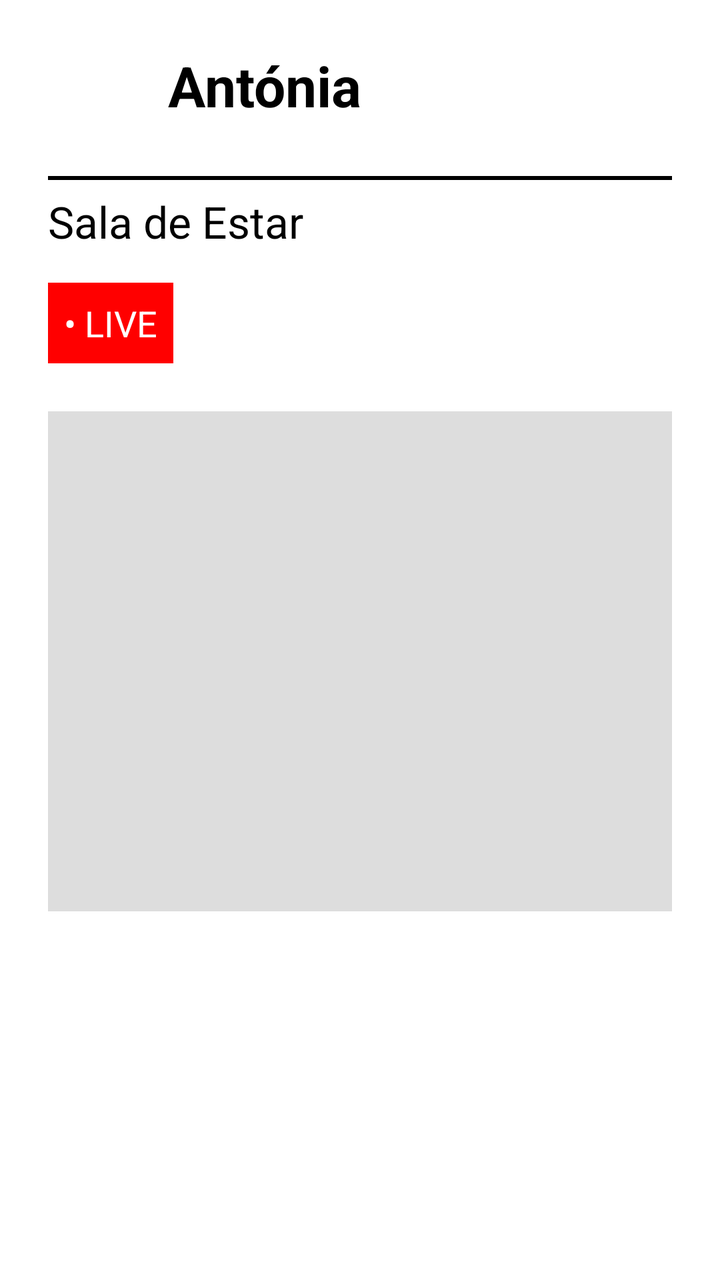
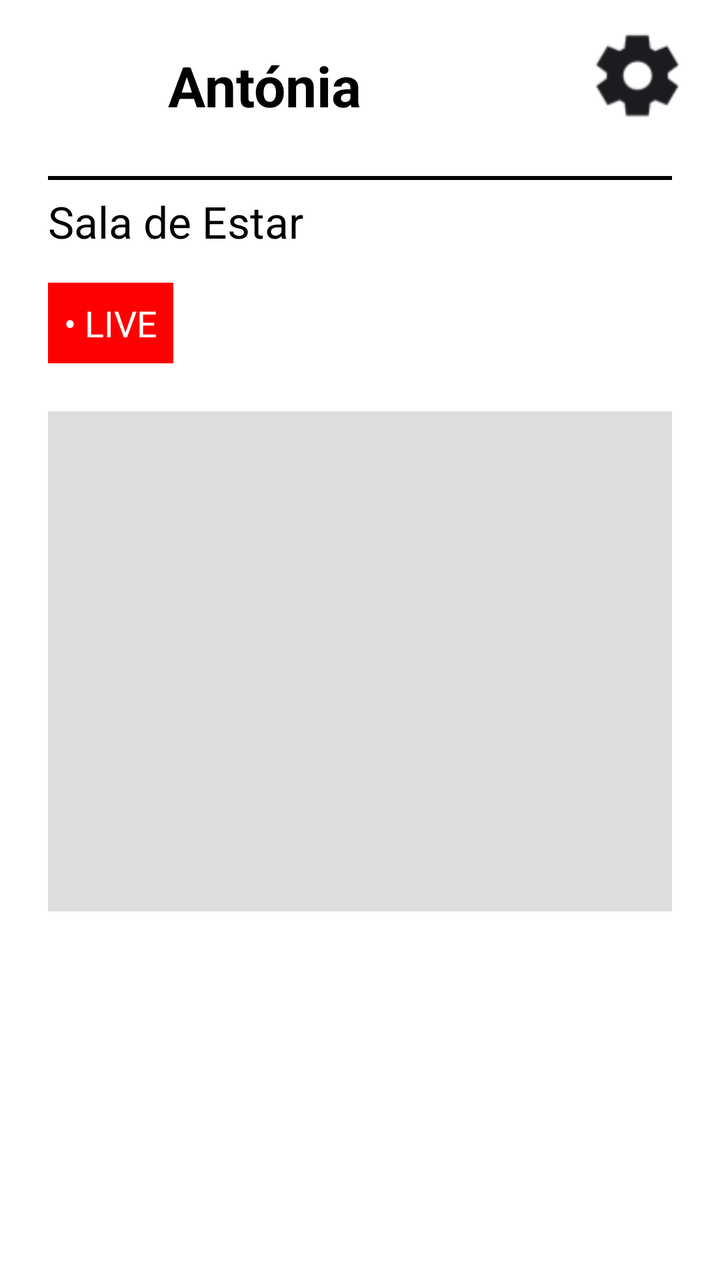

Screens rendered from an Android XML layout before and after an edit, with the pre-edit source and the edit as a unified diff.
<!-- AndroidManifest.xml: application theme Theme.HomeSurveilApp -->
<!-- res/layout/camara.xml -->
<?xml version="1.0" encoding="utf-8"?>
<LinearLayout xmlns:android="http://schemas.android.com/apk/res/android"
    android:orientation="vertical"
    android:layout_width="match_parent"
    android:layout_height="match_parent">

    <RelativeLayout
        android:layout_width="match_parent"
        android:layout_height="match_parent"
        android:background="#FFFFFF">

        <ImageView
            android:id="@+id/settingsButton"
            android:layout_width="32dp"
            android:layout_height="32dp"
            android:layout_alignParentTop="true"
            android:layout_alignParentEnd="true"
            android:layout_margin="16dp"
            android:contentDescription="Definições" />

        <TextView
            android:id="@+id/avatarCircle"
            android:layout_width="48dp"
            android:layout_height="48dp"
            android:text="A"
            android:textColor="#FFFFFF"
            android:gravity="center"
            android:textSize="20sp"
            android:textStyle="bold"
            android:layout_marginTop="24dp"
            android:layout_marginStart="24dp" />

        <TextView
            android:id="@+id/nameText"
            android:layout_width="wrap_content"
            android:layout_height="wrap_content"
            android:text="Antónia"
            android:textSize="28sp"
            android:textStyle="bold"
            android:textColor="#000000"
            android:layout_toEndOf="@id/avatarCircle"
            android:layout_alignTop="@id/avatarCircle"
            android:layout_marginStart="12dp" />

        <View
            android:layout_width="match_parent"
            android:layout_height="2dp"
            android:background="#000000"
            android:layout_below="@id/avatarCircle"
            android:layout_marginTop="16dp"
            android:layout_marginStart="24dp"
            android:layout_marginEnd="24dp" />

        <TextView
            android:id="@+id/locationText"
            android:layout_width="wrap_content"
            android:layout_height="wrap_content"
            android:text="Sala de Estar"
            android:textSize="22sp"
            android:textColor="#000000"
            android:layout_below="@id/avatarCircle"
            android:layout_marginTop="24dp"
            android:layout_marginStart="24dp" />

        <TextView
            android:id="@+id/liveLabel"
            android:layout_width="wrap_content"
            android:layout_height="wrap_content"
            android:text="• LIVE"
            android:textSize="18sp"
            android:textColor="#FFFFFF"
            android:background="#FF0000"
            android:padding="8dp"
            android:layout_below="@id/locationText"
            android:layout_marginTop="16dp"
            android:layout_marginStart="24dp" />

        <FrameLayout
            android:id="@+id/liveVideoPlaceholder"
            android:layout_width="match_parent"
            android:layout_height="250dp"
            android:layout_below="@id/liveLabel"
            android:layout_margin="24dp"
            android:background="#DDDDDD" />

        <LinearLayout
            android:id="@+id/actionButtons"
            android:layout_width="match_parent"
            android:layout_height="wrap_content"
            android:orientation="horizontal"
            android:gravity="center"
            android:layout_alignParentBottom="true"
            android:layout_marginBottom="32dp">

            <ImageView
                android:layout_width="72dp"
                android:layout_height="72dp"
                android:layout_margin="8dp"
                android:padding="18dp"
                android:contentDescription="Gravar" />

            <ImageView
                android:layout_width="72dp"
                android:layout_height="72dp"
                android:layout_margin="8dp"
                android:padding="18dp"
                android:contentDescription="Microfone" />

            <ImageView
                android:layout_width="72dp"
                android:layout_height="72dp"
                android:layout_margin="8dp"
                android:padding="18dp"
                android:contentDescription="Câmara" />
        </LinearLayout>
    </RelativeLayout>
</LinearLayout>
<!-- resources referenced by this layout -->
<resources>
  <style name="Theme.HomeSurveilApp" parent="Theme.AppCompat.DayNight.NoActionBar">
          <item name="colorPrimary">@color/purple_500</item>
          <item name="colorPrimaryDark">@color/purple_700</item>
          <item name="colorAccent">@color/teal_200</item>
          <item name="android:windowBackground">@color/white</item>
      </style>
  <color name="purple_500">#FF6200EE</color>
  <color name="purple_700">#FF3700B3</color>
  <color name="teal_200">#FF03DAC5</color>
  <color name="white">#FFFFFFFF</color>
</resources>

<!-- the commit's change to res/layout/camara.xml (unified diff, before → after) -->
@@ -11,12 +11,19 @@
 
         <ImageView
             android:id="@+id/settingsButton"
-            android:layout_width="32dp"
-            android:layout_height="32dp"
+            android:layout_width="52dp"
+            android:layout_height="44dp"
             android:layout_alignParentTop="true"
             android:layout_alignParentEnd="true"
-            android:layout_margin="16dp"
-            android:contentDescription="Definições" />
+            android:layout_marginStart="16dp"
+            android:layout_marginLeft="16dp"
+            android:layout_marginTop="16dp"
+            android:layout_marginEnd="16dp"
+            android:layout_marginRight="16dp"
+            android:layout_marginBottom="16dp"
+            android:contentDescription="Definições"
+            android:scaleType="centerCrop"
+            android:src="@drawable/image" />
 
         <TextView
             android:id="@+id/avatarCircle"
<!-- resource entries referenced after the edit -->
@@ -1,5 +1,6 @@
 <!-- resources referenced by this layout -->
 <resources>
+  <!-- drawable image: png bitmap (drawable, 2294 bytes) -->
   <style name="Theme.HomeSurveilApp" parent="Theme.AppCompat.DayNight.NoActionBar">
           <item name="colorPrimary">@color/purple_500</item>
           <item name="colorPrimaryDark">@color/purple_700</item>
